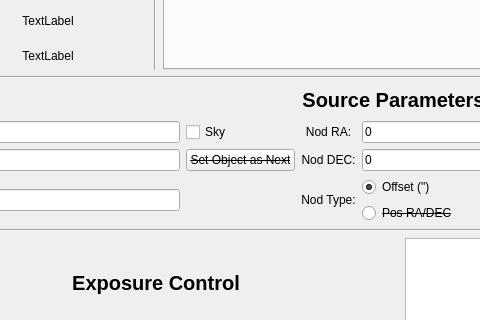
Old version of the form WIFIS.ui in the repository WIFIS-Team/controlcode-new; both pictures show x 96 to 576 and y 243 to 563 of the 979 by 1005 pixel window.
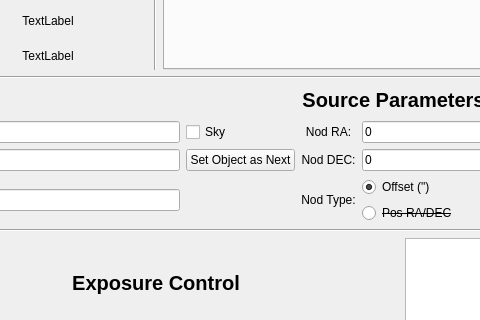
New version of the form. The open tabs and pages were chosen to show the change.

Commit message: Enabled NEXT button

```diff
--- a/WIFIS.ui
+++ b/WIFIS.ui
@@ -2030,6 +2030,9 @@
         </item>
         <item row="2" column="2">
          <widget class="QPushButton" name="SetNextButton">
+          <property name="enabled">
+           <bool>true</bool>
+          </property>
           <property name="sizePolicy">
            <sizepolicy hsizetype="Minimum" vsizetype="Fixed">
             <horstretch>0</horstretch>
@@ -2038,7 +2041,7 @@
           </property>
           <property name="font">
            <font>
-            <strikeout>true</strikeout>
+            <strikeout>false</strikeout>
            </font>
           </property>
           <property name="text">
```
Left out of the diff: 2 changed lines with no effect on the pictures.
